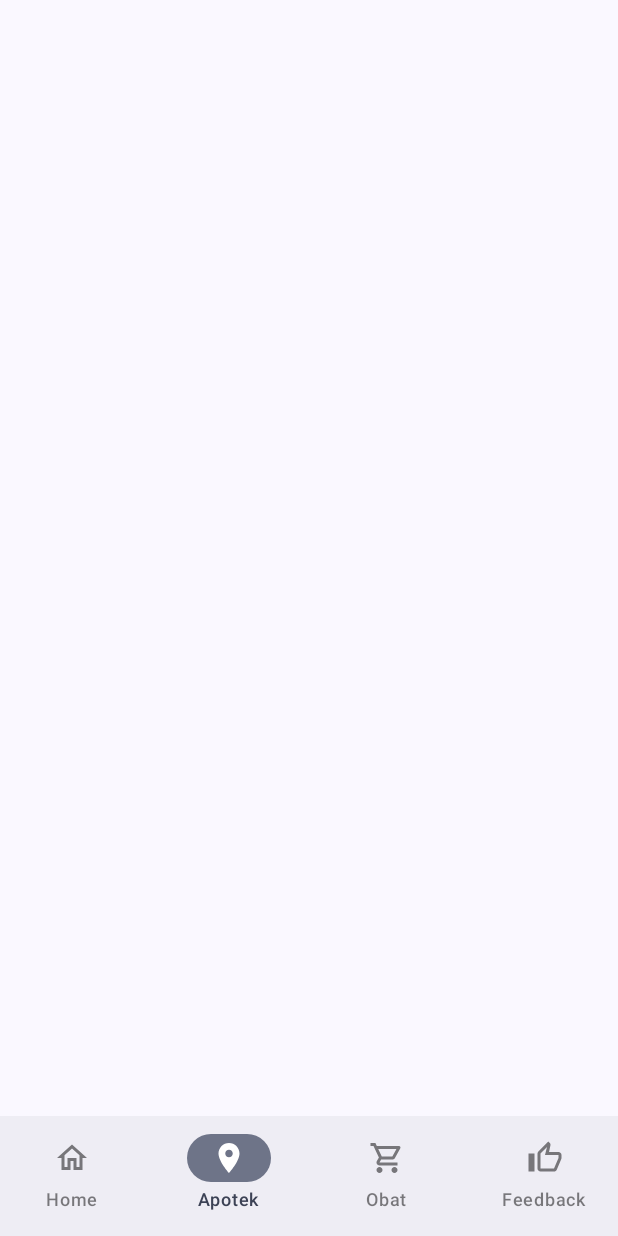
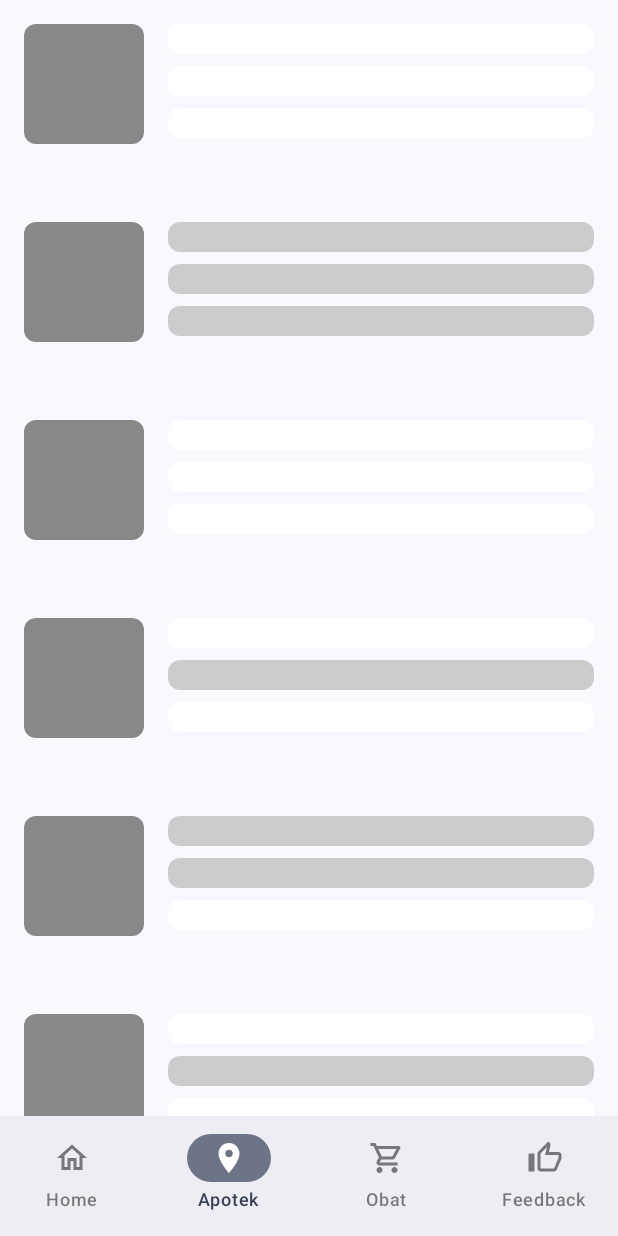
Before and after one commit to RikiChandra/Hackathon-Bpjs-Mediconnect, an Android app built with Jetpack Compose: the screen it shows after launch (MainActivity), item 2 of the bottom bar chosen, on a phone screen of 412 x 824 dp. Run offline under Robolectric (Android 15) with nearby library versions, the phone set to English and light mode, and no system bars; network calls fail; 1 statement that could not run was skipped.

Commit message:
Chore :  Add dependencies ViewModel, Retrofit and Animation

```diff
--- /dev/null
+++ b/app/src/main/java/com/bpjs/mediconnet/api/ApiConfig.kt
@@ -0,0 +1,23 @@
+package com.bpjs.mediconnet.api
+
+
+class ApiConfig {
+    companion object {
+        fun getApiService(): ApiService {
+            val loggingInterceptor = okhttp3.logging.HttpLoggingInterceptor().apply {
+                level = okhttp3.logging.HttpLoggingInterceptor.Level.BODY
+            }
+
+            val client = okhttp3.OkHttpClient.Builder().addInterceptor(loggingInterceptor).build()
+
+            val retrofit = retrofit2.Retrofit.Builder()
+                .baseUrl("https://api-mediconnect.vercel.app/api/")
+                .addConverterFactory(retrofit2.converter.gson.GsonConverterFactory.create())
+                .client(client)
+                .build()
+
+            return retrofit.create(ApiService::class.java)
+        }
+    }
+
+}
--- /dev/null
+++ b/app/src/main/java/com/bpjs/mediconnet/api/ApiService.kt
@@ -0,0 +1,9 @@
+package com.bpjs.mediconnet.api
+
+import com.bpjs.mediconnet.model.PharmacyResponse
+import retrofit2.http.GET
+
+interface ApiService {
+    @GET("apotek")
+    suspend fun getPharmacy(): PharmacyResponse
+}
--- /dev/null
+++ b/app/src/main/java/com/bpjs/mediconnet/component/ShimmerPharmacyItem.kt
@@ -0,0 +1,68 @@
+package com.bpjs.mediconnet.component
+
+import androidx.compose.foundation.layout.Column
+import androidx.compose.foundation.layout.Row
+import androidx.compose.foundation.layout.Spacer
+import androidx.compose.foundation.layout.fillMaxWidth
+import androidx.compose.foundation.layout.height
+import androidx.compose.foundation.layout.padding
+import androidx.compose.foundation.layout.size
+import androidx.compose.foundation.layout.width
+import androidx.compose.foundation.shape.RoundedCornerShape
+import androidx.compose.material3.Surface
+import androidx.compose.runtime.Composable
+import androidx.compose.ui.Modifier
+import androidx.compose.ui.draw.clip
+import androidx.compose.ui.graphics.Color
+import androidx.compose.ui.tooling.preview.Preview
+import androidx.compose.ui.unit.dp
+
+@Composable
+fun ShimmerPharmacyItem(
+    modifier: Modifier = Modifier,
+) {
+
+    val colors = listOf(Color.LightGray, Color.White)
+
+    Row(
+        modifier = modifier
+            .fillMaxWidth()
+            .padding(16.dp)
+    ) {
+
+        Surface(
+            modifier = Modifier
+                .size(80.dp)
+                .clip(RoundedCornerShape(8.dp)),
+            color = Color.Gray
+        ) {}
+
+        Spacer(modifier = Modifier.width(16.dp))
+
+        Column {
+
+            for(i in 1..3) {
+
+                Surface(
+                    modifier = Modifier
+                        .height(20.dp)
+                        .fillMaxWidth()
+                        .clip(RoundedCornerShape(8.dp)),
+                    color = colors.random()
+                ) {}
+
+                Spacer(modifier = Modifier.height(8.dp))
+
+            }
+
+        }
+
+    }
+
+}
+
+@Preview(showBackground = true)
+@Composable
+fun ShimmerPharmacyItemPreview() {
+    ShimmerPharmacyItem()
+}
--- /dev/null
+++ b/app/src/main/java/com/bpjs/mediconnet/di/Injection.kt
@@ -0,0 +1,9 @@
+package com.bpjs.mediconnet.di
+
+import com.bpjs.mediconnet.repository.PharmacyRepository
+
+object Injection {
+    fun provideRepository(): PharmacyRepository {
+        return PharmacyRepository()
+    }
+}
--- /dev/null
+++ b/app/src/main/java/com/bpjs/mediconnet/helper/UiState.kt
@@ -0,0 +1,7 @@
+package com.bpjs.mediconnet.helper
+
+sealed class UiState<out T: Any?> {
+    object Loading: UiState<Nothing>()
+    data class Success<out T: Any>(val data: T): UiState<T>()
+    data class Error(val errorMessage: String): UiState<Nothing>()
+}
--- a/app/src/main/java/com/bpjs/mediconnet/navigation/ScreenNavGraph.kt
+++ b/app/src/main/java/com/bpjs/mediconnet/navigation/ScreenNavGraph.kt
@@ -1,11 +1,14 @@
 package com.bpjs.mediconnet.navigation
 
-import androidx.compose.foundation.layout.padding
 import androidx.compose.runtime.Composable
 import androidx.compose.ui.Modifier
 import androidx.navigation.NavHostController
 import androidx.navigation.compose.NavHost
 import androidx.navigation.compose.composable
+import com.bpjs.mediconnet.di.Injection
+import com.bpjs.mediconnet.repository.PharmacyRepository
+import com.bpjs.mediconnet.screen.PharmacyScreen
+import com.bpjs.mediconnet.viewmodel.PharmacyViewModel
 
 @Composable
 fun ScreenNavGraph(
@@ -22,7 +25,7 @@ fun ScreenNavGraph(
         }
 
         composable(route = BottomNavScreen.Pharmacy.route) {
-
+                PharmacyScreen(viewModel = PharmacyViewModel(Injection.provideRepository()))
         }
 
         composable(route = BottomNavScreen.Medicine.route) {
--- /dev/null
+++ b/app/src/main/java/com/bpjs/mediconnet/repository/PharmacyRepository.kt
@@ -0,0 +1,18 @@
+package com.bpjs.mediconnet.repository
+
+
+import com.bpjs.mediconnet.api.ApiConfig
+import com.bpjs.mediconnet.model.DataItem
+import kotlinx.coroutines.flow.Flow
+import kotlinx.coroutines.flow.flowOf
+
+class PharmacyRepository : Repository {
+
+    private val apiService = ApiConfig.getApiService()
+
+    suspend fun getAllPharmacies(): Flow<List<DataItem>> {
+        val data = apiService.getPharmacy()
+       return flowOf(data.data)
+    }
+
+}
--- /dev/null
+++ b/app/src/main/java/com/bpjs/mediconnet/repository/Repository.kt
@@ -0,0 +1,3 @@
+package com.bpjs.mediconnet.repository
+
+interface Repository
--- /dev/null
+++ b/app/src/main/java/com/bpjs/mediconnet/viewmodel/PharmacyViewModel.kt
@@ -0,0 +1,30 @@
+package com.bpjs.mediconnet.viewmodel
+
+import android.util.Log
+import androidx.lifecycle.ViewModel
+import androidx.lifecycle.viewModelScope
+import com.bpjs.mediconnet.helper.UiState
+import com.bpjs.mediconnet.model.DataItem
+import com.bpjs.mediconnet.repository.PharmacyRepository
+import kotlinx.coroutines.flow.MutableStateFlow
+import kotlinx.coroutines.flow.catch
+import kotlinx.coroutines.launch
+
+class PharmacyViewModel(private val repository: PharmacyRepository) : ViewModel() {
+
+    private val _uiState: MutableStateFlow<UiState<List<DataItem>>> = MutableStateFlow(UiState.Loading)
+    val uiState: MutableStateFlow<UiState<List<DataItem>>> = _uiState
+
+    fun getPharmacies() {
+        viewModelScope.launch {
+            repository.getAllPharmacies().catch {
+                _uiState.value = UiState.Error(it.message.toString())
+                Log.d("PharmacyViewModel", "getPharmacies: ${it.message.toString()}")
+            }.collect {
+                _uiState.value = UiState.Success(it)
+                Log.d("PharmacyViewModel", "getPharmacies: ${it.size}")
+            }
+        }
+    }
+
+}
```
Also changed, not shown: app/build.gradle.kts (+15 -0 lines), app/src/main/java/com/bpjs/mediconnet/component/PharmacyCard.kt (+7 -8 lines), app/src/main/java/com/bpjs/mediconnet/model/PharmacyResponse.kt (added, +39 -0 lines), app/src/main/java/com/bpjs/mediconnet/screen/PharmacyScreen.kt (added, +86 -0 lines), app/src/main/java/com/bpjs/mediconnet/viewmodel/ViewModelFactory.kt (added, +34 -0 lines).
